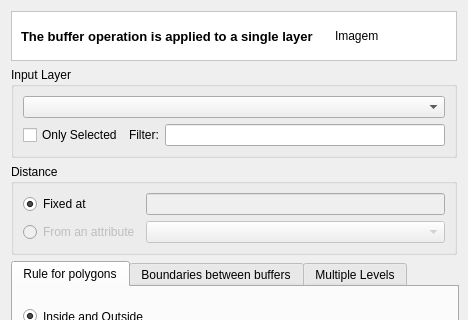
Old version of the form src/terralib/vp/qt/ui/BufferDialogForm.ui in the repository claudiobogossian/terralib5; both pictures show x 0 to 468 and y 0 to 320 of the 468 by 564 pixel window.
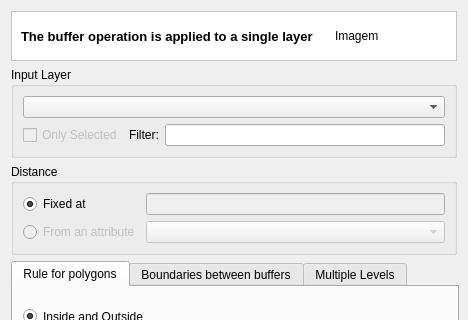
New version of the form. Custom widgets are drawn as their Qt base class.

Commit message: Ajuste interfaces VP

```diff
--- a/src/terralib/vp/qt/ui/BufferDialogForm.ui
+++ b/src/terralib/vp/qt/ui/BufferDialogForm.ui
@@ -94,6 +94,9 @@
            <layout class="QGridLayout" name="gridLayout_4">
             <item row="0" column="0">
              <widget class="QCheckBox" name="m_onlySelectedCheckBox">
+              <property name="enabled">
+               <bool>false</bool>
+              </property>
               <property name="text">
                <string>Only Selected</string>
               </property>
```
The commit also changes 2 other files.
